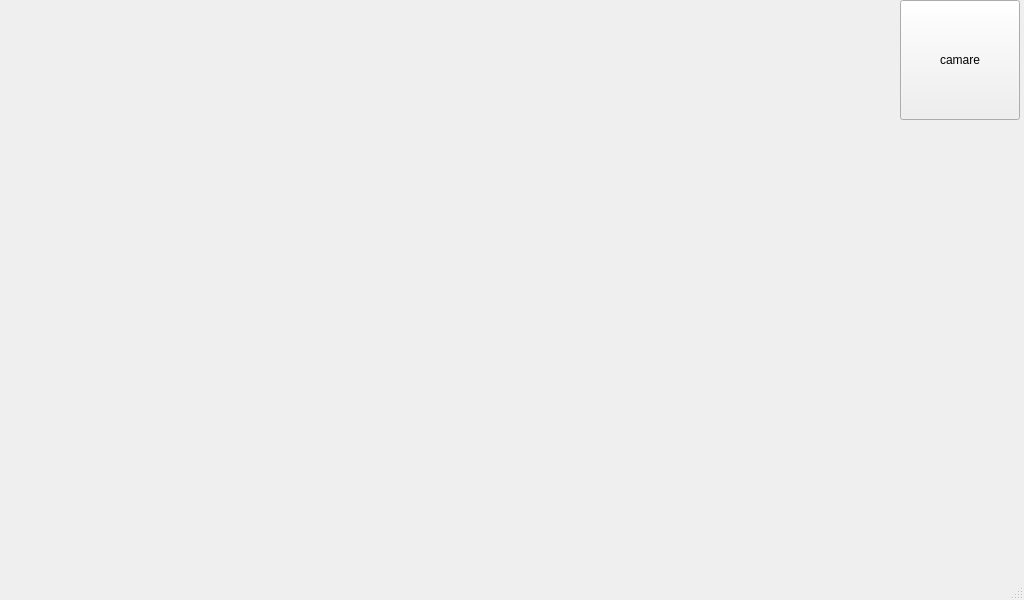
Above: mypro/mainwindow.ui from zzzzzlx/myproject before the change. Below: the same form after it.
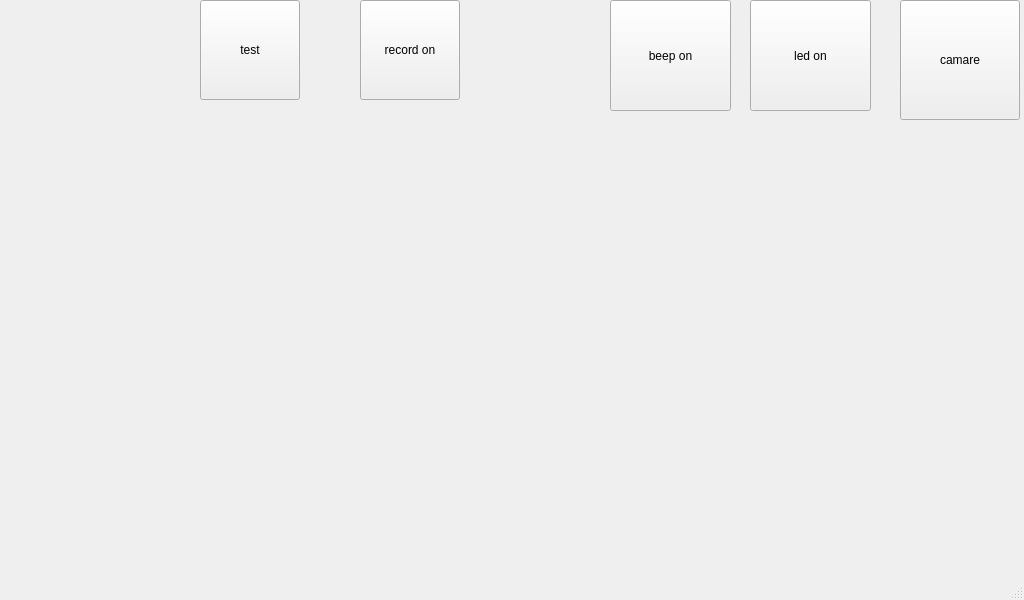
That is the form after the change.

The edit to the form file:
```diff
--- a/mypro/mainwindow.ui
+++ b/mypro/mainwindow.ui
@@ -27,6 +27,58 @@
      <string>camare</string>
     </property>
    </widget>
+   <widget class="QPushButton" name="pushButton_led">
+    <property name="geometry">
+     <rect>
+      <x>750</x>
+      <y>0</y>
+      <width>121</width>
+      <height>111</height>
+     </rect>
+    </property>
+    <property name="text">
+     <string>led on</string>
+    </property>
+   </widget>
+   <widget class="QPushButton" name="pushButton_beep">
+    <property name="geometry">
+     <rect>
+      <x>610</x>
+      <y>0</y>
+      <width>121</width>
+      <height>111</height>
+     </rect>
+    </property>
+    <property name="text">
+     <string>beep on</string>
+    </property>
+   </widget>
+   <widget class="QPushButton" name="pushButton_audio">
+    <property name="geometry">
+     <rect>
+      <x>360</x>
+      <y>0</y>
+      <width>100</width>
+      <height>100</height>
+     </rect>
+    </property>
+    <property name="text">
+     <string>record on</string>
+    </property>
+   </widget>
+   <widget class="QPushButton" name="pushButton_test">
+    <property name="geometry">
+     <rect>
+      <x>200</x>
+      <y>0</y>
+      <width>100</width>
+      <height>100</height>
+     </rect>
+    </property>
+    <property name="text">
+     <string>test</string>
+    </property>
+   </widget>
   </widget>
   <widget class="QMenuBar" name="menubar">
    <property name="geometry">
```
